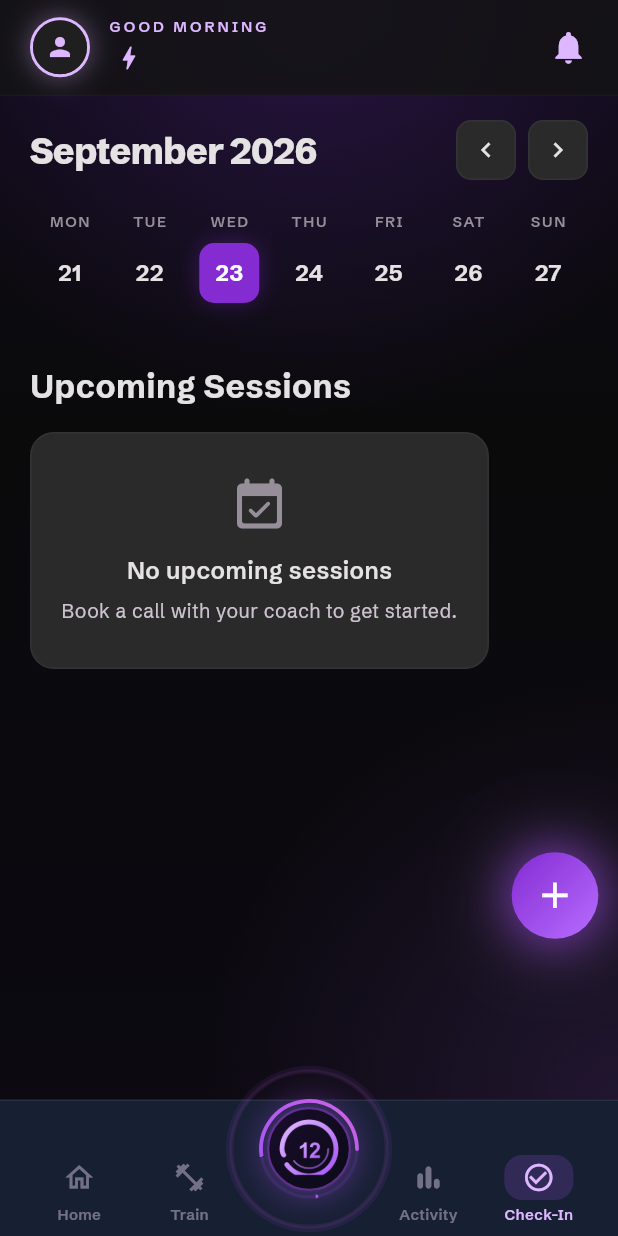
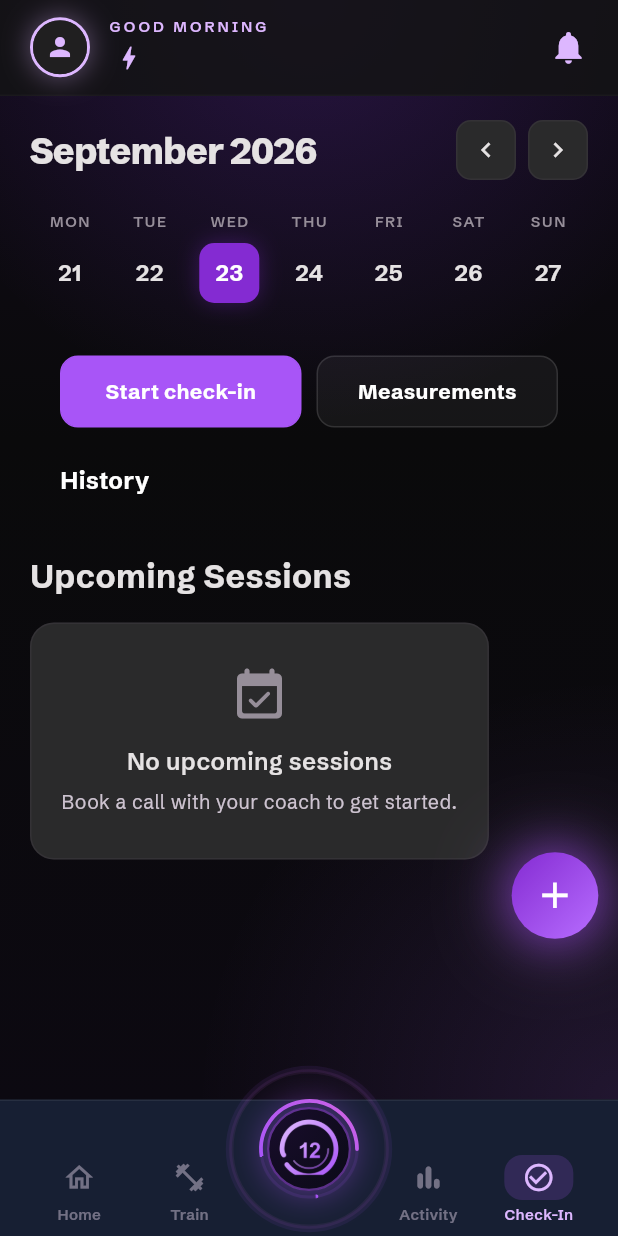
Before and after one commit to akutonsol/12circlefitness, a Flutter app: the CheckinScreen screen opened by its route, on a phone screen of 412 x 824 dp. Run offline on Flutter 3.47's test engine with Material 3 defaults, Android fonts, the phone set to English and light mode, and no system bars; our stand-ins replace audioplayers, cached_network_image, dio, flutter_animate, flutter_local_notifications, flutter_riverpod and 6 more; missing offline and left inert: dart:html, dart:ui_web, mobile_scanner, record; accounts and stored records are empty; network calls fail.

Commit message:
feat(fitness): FIT-023 — the check-in hub gets its controls, its history, and two fewer lies
/checkins had a calendar strip and an upcoming-sessions list. The anchor
declares two controls and a history; the screen had neither.

  Measurements     -> /progress, which is where this app keeps them. No screen
                      was invented to satisfy a label.
  Start check-in   -> /daily-checkin
  a week history   -> real weeks from weekly_checkins, rendered
                      "Week 13 · Energy 3 of 5 · Nadia replied"

TWO F-15 COLLAPSES CLOSED HERE.

_loadCalls() ended `catch (_) { _loading = false; }`, so any failure produced
"No upcoming sessions. Book a call with your coach." That is the sharper of
the two: it did not merely hide a failure, it instructed the client to book a
call they may already have booked. It now says "Could not load sessions" with
a Try again, distinct from the empty state.

WeeklyCheckinService.getWeeklyCheckins() ended `catch (e) { return []; }`.
Without fixing it the new history section would have told a client who has
checked in for thirteen weeks that they never had.

"ENERGY STEADY" WAS NOT BUILT, AND THAT IS THE POINT. The anchor draws
"Week 13 · Energy steady · Nadia replied". Two of those three come straight
from the data. The third does not: the stored value is 1-5, and turning it
into Low / Steady / Strong means choosing thresholds on a number a coach
reads. Same decision FIT-004's difficulty mapping is blocked on — recorded
together as OD-16. The row states "Energy 3 of 5", the phrasing already used
for those controls' accessible names, and a test asserts the row never
produces the anchor's three words. The mutation that makes that decision
silently now fails.

"Awaiting reply" is FIT-025's own screen name. A PENDING week reports neither
reply state: nothing has been sent, so nobody is awaiting anything, and
merging the two would misreport the client's own state back to them.

22 tests, 6 mutations all killed. 1038 pass, 9 skipped. A-G8 47 and EC-G8 134
unchanged.

BLOCKED-BY-F21 note: /checkins' upcoming sessions read coaching_calls, which
carries the two-party policy — a forged row appears there as a session the
client never booked. The work here is structure, accessibility and error
honesty, none of which rests on those rows being authentic. The integrity of
what that list displays stays blocked on OD-14 and is not claimed.

Co-Authored-By: Claude Opus 5 <noreply@anthropic.com>

```diff
--- /dev/null
+++ b/apps/mobile/lib/features/checkins/domain/checkin_hub.dart
@@ -0,0 +1,108 @@
+import 'package:flutter_riverpod/flutter_riverpod.dart';
+
+import '../data/models/checkin_model.dart';
+
+/// FIT-023 · Check-in hub — "`/checkins` · status and history".
+///
+/// The pure half: how a week of check-in history reads, and what the screen is
+/// allowed to say when the read fails.
+///
+/// ── THE ROW THE ANCHOR DRAWS ───────────────────────────────────────────────
+/// `Week 13 · Energy steady · Nadia replied`. Three parts, and only two of them
+/// can be built from this repository's data without a decision:
+///
+///   * `Week 13` — `WeeklyCheckin.weekNumber`.
+///   * `Nadia replied` — `feedback.coachName`, or the package's own
+///     "Awaiting reply" (FIT-025's screen name) when there is none.
+///   * `Energy steady` — **not built.** The stored value is 1–5. Turning it
+///     into Low / Steady / Strong means choosing thresholds on a number a coach
+///     reads, which is the same decision FIT-004's difficulty mapping is
+///     blocked on (OD-16). The row reports `Energy 3 of 5` instead — the exact
+///     phrasing already used for these controls' accessible names — which
+///     states the data without interpreting it.
+///
+/// ── AND THE RULE ───────────────────────────────────────────────────────────
+/// Same as FIT-005 and FIT-027, because it is the same defect class: **a failed
+/// history read must never be drawn as "no history".** Under a heading that
+/// says history, an absence is an answer — it tells a client who has checked in
+/// for thirteen weeks that they never have.
+enum CheckinHistoryState { loading, failed, empty, data }
+
+typedef CheckinHistory = ({
+  CheckinHistoryState state,
+  List<WeeklyCheckin> weeks,
+});
+
+/// How many weeks the hub lists.
+const checkinHistoryLimit = 6;
+
+/// Derives the history section from the read.
+///
+/// Matches on the STATE, never on `.valueOrNull` — an error's value and an
+/// empty result's value are the same null at the call site, which is how the
+/// `/profile` "No coach assigned yet" collapse worked.
+CheckinHistory historyFrom(AsyncValue<List<WeeklyCheckin>> source,
+    {int limit = checkinHistoryLimit}) {
+  return switch (source) {
+    AsyncError() => (state: CheckinHistoryState.failed, weeks: const []),
+    AsyncValue(:final List<WeeklyCheckin> value) => value.isEmpty
+        ? (state: CheckinHistoryState.empty, weeks: const [])
+        : (
+            state: CheckinHistoryState.data,
+            weeks: value.take(limit).toList(),
+          ),
+    _ => (state: CheckinHistoryState.loading, weeks: const []),
+  };
+}
+
+/// `Week 13`.
+String weekLabel(WeeklyCheckin c) => 'Week ${c.weekNumber}';
+
+/// The reply half of the row.
+///
+/// `Nadia replied` when a coach has, `Awaiting reply` when not — the latter
+/// being FIT-025's own screen name, so neither is invented.
+///
+/// A submitted check-in with no feedback and a **pending** one are different
+/// things, and the row says so: nothing has been sent yet, so nobody is
+/// awaiting anything.
+String? replyLabel(WeeklyCheckin c) {
+  final coach = c.feedback?.coachName.trim();
+  if (coach != null && coach.isNotEmpty) return '$coach replied';
+  if (c.feedback != null) return 'Replied';
+  return c.status == CheckinStatus.pending ? null : 'Awaiting reply';
+}
+
+/// The energy part of the row, stated rather than interpreted.
+///
+/// Returns null when the week carries no energy answer — a row that says
+/// "Energy 0 of 5" would be reporting a value nobody gave.
+String? energyLabel(WeeklyCheckin c) {
+  final answer = c.responses
+      .where((r) => r.questionId.toLowerCase().contains('energy'))
+      .map((r) => r.answer)
+      .firstOrNull;
+  final value = switch (answer) {
+    final int i => i,
+    final double d => d.round(),
+    final String s => int.tryParse(s),
+    _ => null,
+  };
+  if (value == null || value < 1 || value > 5) return null;
+  return 'Energy $value of 5';
+}
+
+/// The whole row: `Week 13 · Energy 3 of 5 · Nadia replied`.
+String historyLine(WeeklyCheckin c) => [
+      weekLabel(c),
+      energyLabel(c),
+      replyLabel(c),
+    ].whereType<String>().join(' · ');
+
+/// The already-shipped failure lines.
+///
+/// `Could not load [noun]` is the pattern this repository renders in fifteen
+/// files. A bespoke sentence for this screen would be new product copy and
+/// would need OD-8.
+const checkinHistoryFailure = 'Could not load check-ins';
+const checkinSessionsFailure = 'Could not load sessions';
--- /dev/null
+++ b/apps/mobile/lib/features/checkins/presentation/checkin_hub_sections.dart
@@ -0,0 +1,158 @@
+import 'package:flutter/material.dart';
+import 'package:flutter_riverpod/flutter_riverpod.dart';
+import 'package:go_router/go_router.dart';
+
+import '../data/models/checkin_model.dart';
+import '../data/weekly_checkin_service.dart';
+import '../domain/checkin_hub.dart';
+
+/// The client's weekly check-in history.
+///
+/// **F-16: the error propagates.** `WeeklyCheckinService.getWeeklyCheckins()`
+/// is wrapped here rather than called through a swallowing helper, so a failed
+/// read reaches the screen as a failure instead of as "no history".
+final checkinHistoryProvider = FutureProvider<List<WeeklyCheckin>>((ref) async {
+  return WeeklyCheckinService().getWeeklyCheckins(limit: checkinHistoryLimit);
+});
+
+/// FIT-023 · the check-in hub's two declared controls and its history.
+///
+/// `Measurements` and `Start check-in` are the package's own labels. The
+/// history rows are real weeks from `weekly_checkins`; the anchor's
+/// `Week 13 Energy steady · Nadia replied` is demo data on the board, and what
+/// is built is that row's *shape* over live values.
+///
+/// Visible for testing: `checkin_screen.dart` reads Supabase directly in
+/// `initState`, so the sections are mounted here where they can be driven.
+class CheckinHubSections extends ConsumerWidget {
+  const CheckinHubSections({super.key});
+
+  @override
+  Widget build(BuildContext context, WidgetRef ref) {
+    final history = historyFrom(ref.watch(checkinHistoryProvider));
+
+    return Column(crossAxisAlignment: CrossAxisAlignment.start, children: [
+      Padding(
+        padding: const EdgeInsets.fromLTRB(20, 4, 20, 0),
+        child: Row(children: [
+          // FIT-023 declares both. "Start check-in" goes to the form;
+          // "Measurements" goes to Progress, which is where this app keeps
+          // them — no screen is invented to satisfy a label.
+          Expanded(
+            child: _HubAction(
+              label: 'Start check-in',
+              primary: true,
+              onTap: () => context.go('/daily-checkin'),
+            ),
+          ),
+          const SizedBox(width: 10),
+          Expanded(
+            child: _HubAction(
+              label: 'Measurements',
+              primary: false,
+              onTap: () => context.go('/progress'),
+            ),
+          ),
+        ]),
+      ),
+      Padding(
+        padding: const EdgeInsets.fromLTRB(20, 24, 20, 8),
+        child: Semantics(
+          header: true,
+          container: true,
+          // The anchor's own subtitle for this screen is "status and history".
+          child: const Text('History',
+            style: TextStyle(
+              color: _white, fontSize: 16, fontWeight: FontWeight.w700)),
+        ),
+      ),
+      if (history.state == CheckinHistoryState.failed)
+        Padding(
+          padding: const EdgeInsets.symmetric(horizontal: 20),
+          child: Row(children: [
+            const Icon(Icons.cloud_off_rounded, color: _error, size: 16),
+            const SizedBox(width: 8),
+            Expanded(
+              child: Text(checkinHistoryFailure,
+                style: const TextStyle(color: _error, fontSize: 13)),
+            ),
+          ]),
+        )
+      else if (history.state == CheckinHistoryState.empty)
+        // FIT-023 declares no empty copy, so the screen states nothing and
+        // leaves "Start check-in" above as the way forward. Writing a sentence
+        // here would be OD-8.
+        const SizedBox.shrink()
+      else
+        for (final week in history.weeks)
+          Padding(
+            padding: const EdgeInsets.fromLTRB(20, 0, 20, 8),
+            child: Semantics(
+              button: true,
+              // The row's content IS its name — the week, the energy and
+              // whether the coach replied are what a client needs to hear in
+              // order to choose one. The action goes in the hint, the same
+              // judgement FIT-005's conversation rows use.
+              hint: 'Open check-in',
+              child: GestureDetector(
+                onTap: () => context.go('/checkin-detail'),
+                behavior: HitTestBehavior.opaque,
+                child: Container(
+                  constraints: const BoxConstraints(minHeight: 44),
+                  alignment: Alignment.centerLeft,
+                  padding: const EdgeInsets.all(14),
+                  decoration: BoxDecoration(
+                    color: _card,
+                    borderRadius: BorderRadius.circular(14),
+                    border: Border.all(color: _border)),
+                  child: Text(historyLine(week),
+                    style: const TextStyle(color: _muted, fontSize: 13)),
+                ),
+              ),
+            ),
+          ),
+    ]);
+  }
+}
+
+class _HubAction extends StatelessWidget {
+  final String label;
+  final bool primary;
+  final VoidCallback onTap;
+  const _HubAction({
+    required this.label,
+    required this.primary,
+    required this.onTap,
+  });
+
+  @override
+  Widget build(BuildContext context) => Semantics(
+        button: true,
+        child: GestureDetector(
+          onTap: onTap,
+          behavior: HitTestBehavior.opaque,
+          child: Container(
+            constraints: const BoxConstraints(minHeight: 48),
+            alignment: Alignment.center,
+            decoration: BoxDecoration(
+              color: primary ? _brand : Colors.white.withValues(alpha: 0.05),
+              borderRadius: BorderRadius.circular(12),
+              border: Border.all(
+                color: primary ? _brand : Colors.white.withValues(alpha: 0.12)),
+            ),
+            child: Text(label,
+              style: TextStyle(
+                color: primary ? Colors.white : _white,
+                fontSize: 14,
+                fontWeight: FontWeight.w700)),
+          ),
+        ),
+      );
+}
+
+const _card   = Color(0xFF0E0B16);
+const _border = Color(0xFF1A1020);
+const _brand  = Color(0xFFA855F7);
+const _white  = Colors.white;
+const _muted  = Color(0xFFCFC2D6);
+const _error  = Color(0xFFFFB4AB);
--- a/apps/mobile/lib/features/checkins/presentation/checkin_screen.dart
+++ b/apps/mobile/lib/features/checkins/presentation/checkin_screen.dart
@@ -2,6 +2,8 @@ import 'package:flutter/material.dart';
 import 'package:flutter_riverpod/flutter_riverpod.dart';
 import 'package:supabase_flutter/supabase_flutter.dart';
 import '../../../shared/widgets/app_scaffold.dart';
+import '../domain/checkin_hub.dart';
+import 'checkin_hub_sections.dart';
 
 class _C {
   static const surfaceContainerHigh= Color(0xFF2A2A2B);
@@ -89,6 +91,10 @@ class _CheckinScreenState extends ConsumerState<CheckinScreen> {
 
   List<_Appt> _appointments = [];
   bool _loading = true;
+  /// F-15: a failed read is not an empty schedule. This used to end
+  /// `catch (_) { _loading = false; }`, so a client whose session list failed
+  /// to load was told they had no upcoming sessions and should book one.
+  bool _callsFailed = false;
 
   @override
   void initState() {
@@ -113,6 +119,7 @@ class _CheckinScreenState extends ConsumerState<CheckinScreen> {
     final uid = Supabase.instance.client.auth.currentUser?.id;
     if (uid == null) { setState(() => _loading = false); return; }
     try {
+      if (mounted) setState(() => _callsFailed = false);
       final now = DateTime.now();
       final rows = await Supabase.instance.client
           .from('coaching_calls')
@@ -144,7 +151,7 @@ class _CheckinScreenState extends ConsumerState<CheckinScreen> {
         _loading = false;
       });
     } catch (_) {
-      setState(() => _loading = false);
+      if (mounted) setState(() { _loading = false; _callsFailed = true; });
     }
   }
 
@@ -246,6 +253,11 @@ class _CheckinScreenState extends ConsumerState<CheckinScreen> {
                     );
                   }),
                 ),
+                const SizedBox(height: 20),
+
+                // FIT-023 · the hub's two declared controls and its history.
+                const CheckinHubSections(),
+
                 const SizedBox(height: 28),
 
                 // Upcoming sessions
@@ -277,6 +289,46 @@ class _CheckinScreenState extends ConsumerState<CheckinScreen> {
                     padding: EdgeInsets.all(32),
                     child: CircularProgressIndicator(color: _C.primary),
                   ))
+                else if (_callsFailed)
+                  // NOT "no upcoming sessions". A failed read knows nothing
+                  // about this client's schedule, and telling them to book a
+                  // call they may already have booked is the F-15 collapse.
+                  Container(
+                    padding: const EdgeInsets.symmetric(horizontal: 20, vertical: 24),
+                    decoration: BoxDecoration(
+                      color: _C.surfaceContainerHigh,
+                      borderRadius: BorderRadius.circular(16),
+                      border: Border.all(color: _C.outlineVar.withValues(alpha: 0.3)),
+                    ),
+                    child: Column(children: [
+                      const Icon(Icons.cloud_off_rounded, color: Color(0xFFFFB4AB), size: 32),
+                      const SizedBox(height: 10),
+                      const Text(checkinSessionsFailure,
+                        style: TextStyle(color: Color(0xFFFFB4AB), fontSize: 14,
+                          fontWeight: FontWeight.w600)),
+                      const SizedBox(height: 12),
+                      Semantics(
+                        button: true,
+                        child: GestureDetector(
+                          onTap: _loadCalls,
+                          behavior: HitTestBehavior.opaque,
+                          child: Container(
+                            constraints: const BoxConstraints(minWidth: 44, minHeight: 44),
+                            alignment: Alignment.center,
+                            padding: const EdgeInsets.symmetric(horizontal: 18),
+                            decoration: BoxDecoration(
+                              color: Colors.white.withValues(alpha: 0.05),
+                              borderRadius: BorderRadius.circular(12),
+                              border: Border.all(color: Colors.white.withValues(alpha: 0.12))),
+                            // The package's own label, 16 declarations.
+                            child: const Text('Try again',
+                              style: TextStyle(color: _C.onSurface, fontSize: 13,
+                                fontWeight: FontWeight.w700)),
+                          ),
+                        ),
+                      ),
+                    ]),
+                  )
                 else if (_appointments.isEmpty)
                   Container(
                     padding: const EdgeInsets.symmetric(horizontal: 20, vertical: 28),
```
Also changed, not shown: apps/mobile/lib/features/checkins/data/weekly_checkin_service.dart (+6 -4 lines), 4 other files.
